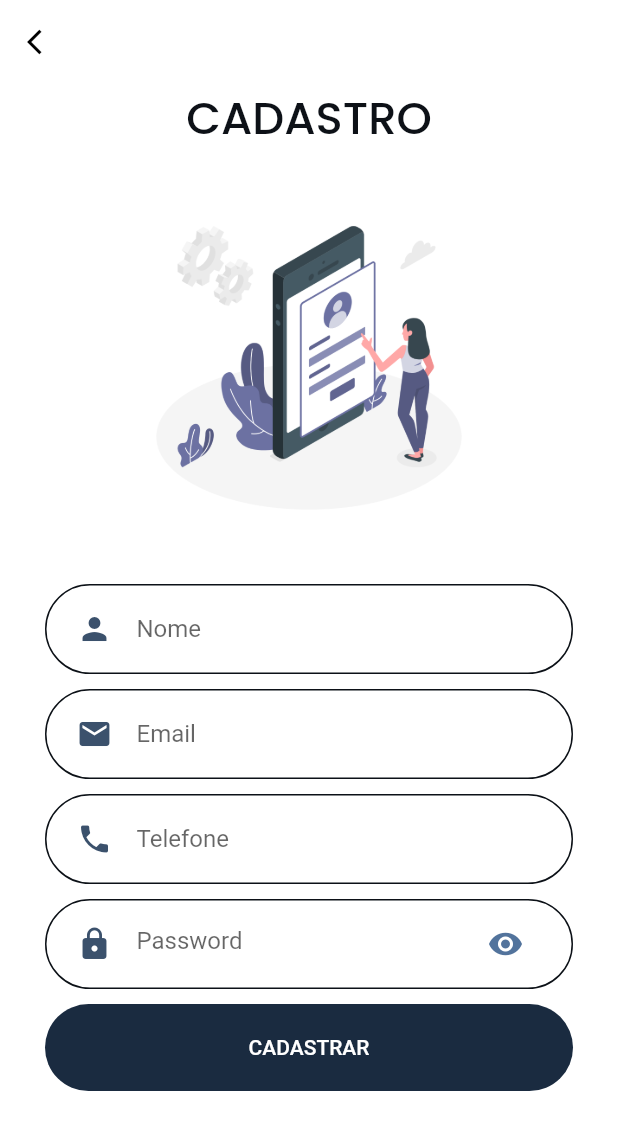
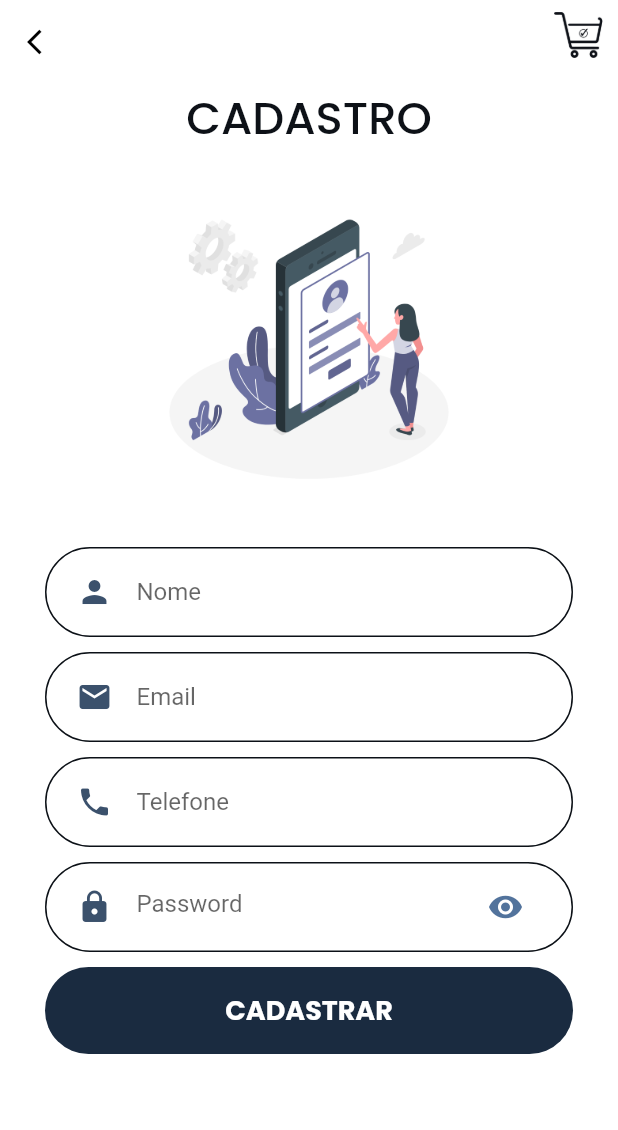
Before and after one commit to mosaviczki/app-promolist, a Flutter app: the SignUpPage screen opened directly, on a phone screen of 412 x 824 dp. Shown: the top 1130 px of the screen. Run offline on Flutter 3.47's test engine with Material 2 defaults, Android fonts, the light colour scheme and no system bars; network calls fail.

Commit message:
Component created for AppBar

```diff
--- /dev/null
+++ b/app/lib/components/appBar.dart
@@ -0,0 +1,28 @@
+import 'package:flutter/material.dart';
+
+class AppBarComponent extends StatelessWidget implements PreferredSizeWidget {
+  /* const AppBarComponent(Key key) : super(key: key);  */
+  @override
+  Widget build(BuildContext context) {
+    return AppBar(
+      elevation: 0,
+      /* brightness: Brightness.light */
+      backgroundColor: const Color.fromARGB(0, 255, 255, 255),
+      actions: <Widget>[
+        Image.asset(
+          "assets/logo/icon_logo_dark.png",
+          width: 50,
+        )
+      ],
+      leading: IconButton(
+        onPressed: () {
+          Navigator.pop(context);
+        },
+        icon: const Icon(Icons.arrow_back_ios, size: 20, color: Colors.black),
+      ),
+    );
+  }
+
+  @override
+  Size get preferredSize => const Size.fromHeight(kToolbarHeight);
+}
--- a/app/lib/pages/signup_page.dart
+++ b/app/lib/pages/signup_page.dart
@@ -1,4 +1,5 @@
 import 'package:flutter/material.dart';
+import 'package:projeto_dispositivos_moveis/components/appBar.dart';
 import 'package:projeto_dispositivos_moveis/components/input_password.dart';
 import 'package:projeto_dispositivos_moveis/components/input_text.dart';
 
@@ -17,17 +18,7 @@ class _SignUpPageState extends State<SignUpPage> {
     return Scaffold(
       resizeToAvoidBottomInset: false,
       backgroundColor: Colors.white,
-      appBar: AppBar(
-        elevation: 0,
-        /* brightness: Brightness.light */
-        backgroundColor: Colors.white,
-        leading: IconButton(
-          onPressed: () {
-            Navigator.pop(context);
-          },
-          icon: const Icon(Icons.arrow_back_ios, size: 20, color: Colors.black),
-        ),
-      ),
+      appBar: AppBarComponent(),
       body: Padding(
         padding: const EdgeInsets.symmetric(horizontal: 30),
         child: ListView(
@@ -42,18 +33,34 @@ class _SignUpPageState extends State<SignUpPage> {
                   color: Color.fromRGBO(13, 17, 23, 1)),
             ),
             Container(
-              height: size.height * 0.35,
+              height: size.height * 0.32,
               decoration: const BoxDecoration(
                   image:
                       DecorationImage(image: AssetImage("assets/signup.png"))),
             ),
-            const InputText(hintText: 'Nome', backgroundColor: Colors.white, iconData: Icons.person, inputType: TextInputType.name, inputFormatter: true),
+            const InputText(
+                hintText: 'Nome',
+                backgroundColor: Colors.white,
+                iconData: Icons.person,
+                inputType: TextInputType.name,
+                inputFormatter: true),
             const SizedBox(height: 10),
-            const InputText(hintText: 'Email', backgroundColor: Colors.white, iconData: Icons.mail, inputType: TextInputType.emailAddress,),
+            const InputText(
+              hintText: 'Email',
+              backgroundColor: Colors.white,
+              iconData: Icons.mail,
+              inputType: TextInputType.emailAddress,
+            ),
             const SizedBox(height: 10),
-            const InputText(hintText: 'Telefone', backgroundColor: Colors.white, iconData: Icons.phone, inputType: TextInputType.phone,),
+            const InputText(
+              hintText: 'Telefone',
+              backgroundColor: Colors.white,
+              iconData: Icons.phone,
+              inputType: TextInputType.phone,
+            ),
             const SizedBox(height: 10),
-            const InputPassword(hintText: 'Password', backgroundColor: Colors.white),
+            const InputPassword(
+                hintText: 'Password', backgroundColor: Colors.white),
             const SizedBox(height: 10),
             Container(
               padding: const EdgeInsets.symmetric(horizontal: 20, vertical: 5),
@@ -65,7 +72,11 @@ class _SignUpPageState extends State<SignUpPage> {
                 onPressed: () {},
                 child: const Text(
                   "CADASTRAR",
-                  style: TextStyle(color: Colors.white),
+                  style: TextStyle(
+                      color: Colors.white,
+                      fontFamily: 'Poppins',
+                      fontSize: 18,
+                      fontWeight: FontWeight.w700),
                 ),
               ),
             ),
@@ -74,5 +85,4 @@ class _SignUpPageState extends State<SignUpPage> {
       ),
     );
   }
-
 }
```
Also changed, not shown: app/lib/pages/login_page.dart (+2 -11 lines), app/lib/pages/recovery_page.dart (+5 -17 lines), app/lib/pages/resetPassword.dart (deleted, +0 -14 lines).
